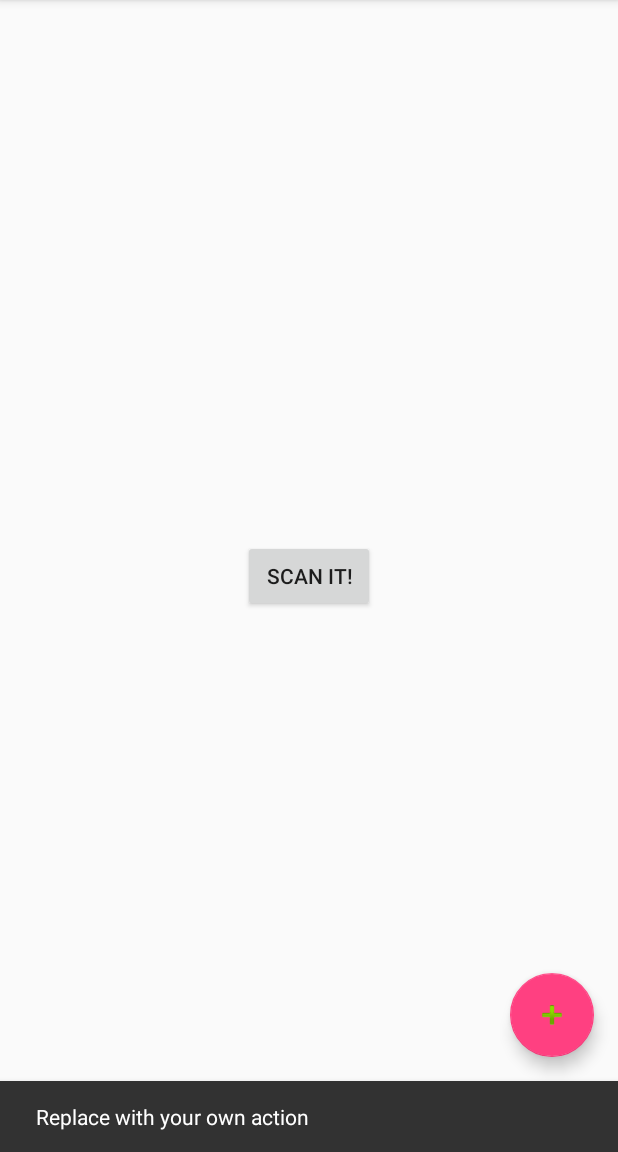
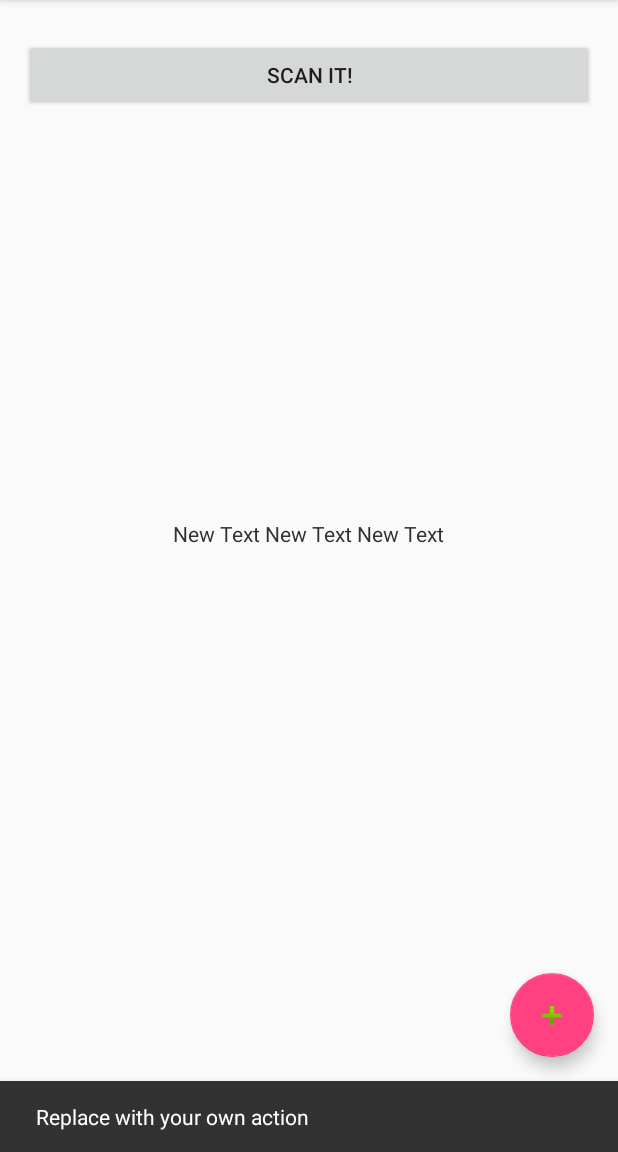
Before and after one commit to sunzhec2702/LostFinding, an Android app: the screen it shows after launch (MainActivity), after a tap on an icon or button, on a phone screen of 412 x 824 dp, the part 84-1236 px from its top. Run offline under Robolectric (Android 15) with nearby library versions, the phone set to English and light mode, and no system bars.

Commit message:
Get result from decode activity.
Get result from decode activity. If there is other logical to deal with
the result, we'd better create a nicer API about this.

```diff
--- a/app/src/main/java/com/example/darren/lostfinding/MainActivity.java
+++ b/app/src/main/java/com/example/darren/lostfinding/MainActivity.java
@@ -10,18 +10,26 @@ import android.support.v7.widget.Toolbar;
 import android.util.Log;
 import android.view.View;
 import android.widget.Button;
+import android.widget.TextView;
 
 import com.example.darren.scanner.CaptureActivity;
 import java.util.logging.Logger;
 
 public class MainActivity extends AppCompatActivity {
     private String decodeResult;
+    private Button scanButton;
+    private TextView scanResult;
     final String logTag = "LostFinding";
 
     @Override
     protected void onActivityResult(int requestCode, int resultCode, Intent data) {
         Log.d(logTag, "in the onActivityResult");
         super.onActivityResult(requestCode, resultCode, data);
+        if (requestCode == 0) {
+            String result = data.getStringExtra("result");
+            if (result != null)
+                scanResult.setText(result);
+        }
     }
 
     @Override
@@ -29,7 +37,8 @@ public class MainActivity extends AppCompatActivity {
         super.onCreate(savedInstanceState);
         setContentView(R.layout.activity_main);
         Toolbar toolbar = (Toolbar) findViewById(R.id.toolbar);
-        Button scanButton = (Button) findViewById(R.id.scanner);
+        scanButton = (Button) findViewById(R.id.scanner);
+        scanResult = (TextView) findViewById(R.id.scanResult);
         setSupportActionBar(toolbar);
 
         FloatingActionButton fab = (FloatingActionButton) findViewById(R.id.fab);
--- a/app/src/main/java/com/example/darren/scanner/CaptureActivity.java
+++ b/app/src/main/java/com/example/darren/scanner/CaptureActivity.java
@@ -163,7 +163,6 @@ public final class CaptureActivity extends Activity implements
 	@Override
 	public void onCreate(Bundle savedInstanceState) {
 		super.onCreate(savedInstanceState);
-
 		Window window = getWindow();
 		window.addFlags(WindowManager.LayoutParams.FLAG_KEEP_SCREEN_ON);
 		setContentView(R.layout.capture);
@@ -398,7 +397,10 @@ public final class CaptureActivity extends Activity implements
 		Toast.makeText(this,
 				"识别结果:" + ResultParser.parseResult(rawResult).toString(),
 				Toast.LENGTH_SHORT).show();
-
+		Intent result = new Intent();
+		result.putExtra("result", ResultParser.parseResult(rawResult).toString());
+		this.setResult(0, result);
+		this.finish();
 	}
 
 	public void restartPreviewAfterDelay(long delayMS) {
--- a/app/src/main/res/layout/activity_main.xml
+++ b/app/src/main/res/layout/activity_main.xml
@@ -2,12 +2,13 @@
 <android.support.design.widget.CoordinatorLayout
     xmlns:android="http://schemas.android.com/apk/res/android"
     xmlns:app="http://schemas.android.com/apk/res-auto"
-    xmlns:tools="http://schemas.android.com/tools" android:layout_width="match_parent"
-    android:layout_height="match_parent" android:fitsSystemWindows="true"
+    xmlns:tools="http://schemas.android.com/tools" android:layout_width="fill_parent"
+    android:layout_height="fill_parent" android:fitsSystemWindows="true"
     tools:context="com.example.darren.lostfinding.MainActivity">
 
     <android.support.design.widget.AppBarLayout android:layout_height="wrap_content"
-        android:layout_width="match_parent" android:theme="@style/AppTheme.AppBarOverlay">
+        android:layout_width="match_parent" android:theme="@style/AppTheme.AppBarOverlay"
+        android:gravity="fill">
 
         <android.support.v7.widget.Toolbar android:id="@+id/toolbar"
             android:layout_width="match_parent" android:layout_height="?attr/actionBarSize"
@@ -15,7 +16,9 @@
 
     </android.support.design.widget.AppBarLayout>
 
-    <include layout="@layout/content_main2" />
+    <include layout="@layout/content_main2"
+        android:layout_width="match_parent"
+        android:layout_height="match_parent" />
 
     <android.support.design.widget.FloatingActionButton android:id="@+id/fab"
         android:layout_width="wrap_content" android:layout_height="wrap_content"
--- a/app/src/main/res/layout/content_main2.xml
+++ b/app/src/main/res/layout/content_main2.xml
@@ -1,8 +1,8 @@
 <?xml version="1.0" encoding="utf-8"?>
 <RelativeLayout xmlns:android="http://schemas.android.com/apk/res/android"
     xmlns:tools="http://schemas.android.com/tools"
-    xmlns:app="http://schemas.android.com/apk/res-auto" android:layout_width="match_parent"
-    android:layout_height="match_parent" android:paddingLeft="@dimen/activity_horizontal_margin"
+    xmlns:app="http://schemas.android.com/apk/res-auto" android:layout_width="fill_parent"
+    android:layout_height="fill_parent" android:paddingLeft="@dimen/activity_horizontal_margin"
     android:paddingRight="@dimen/activity_horizontal_margin"
     android:paddingTop="@dimen/activity_vertical_margin"
     android:paddingBottom="@dimen/activity_vertical_margin"
@@ -15,6 +15,21 @@
         android:layout_height="wrap_content"
         android:text="Scan It!"
         android:id="@+id/scanner"
+        android:layout_alignParentTop="true"
+        android:layout_alignParentLeft="true"
+        android:layout_alignParentStart="true"
+        android:layout_marginTop="66dp"
+        android:layout_alignParentRight="true"
+        android:layout_alignParentEnd="true" />
+
+    <TextView
+        android:layout_width="wrap_content"
+        android:layout_height="wrap_content"
+        android:text="New Text New Text New Text"
+        android:id="@+id/scanResult"
+        android:textColor="@color/background_material_dark"
+        android:autoText="false"
         android:layout_centerVertical="true"
         android:layout_centerHorizontal="true" />
+
 </RelativeLayout>
```
